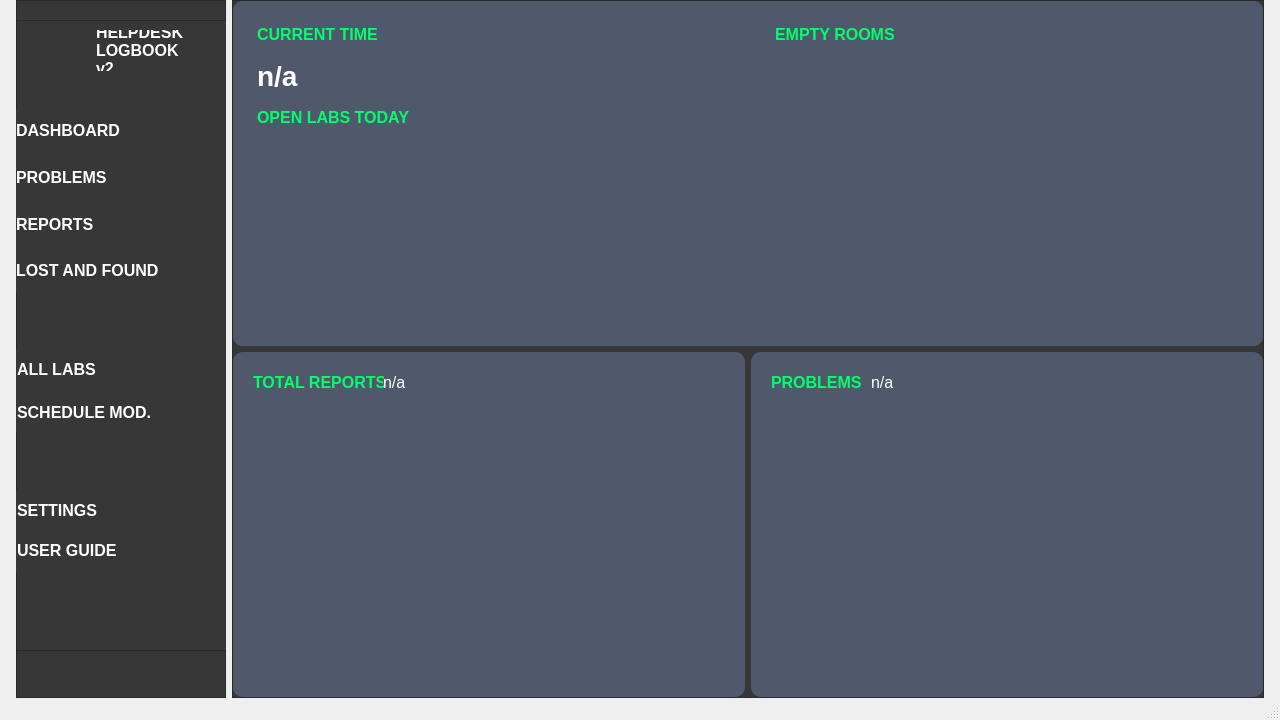
Before: the Qt Designer form logbook_design.ui in Razei/Logbook_v2, drawn with Qt 5.
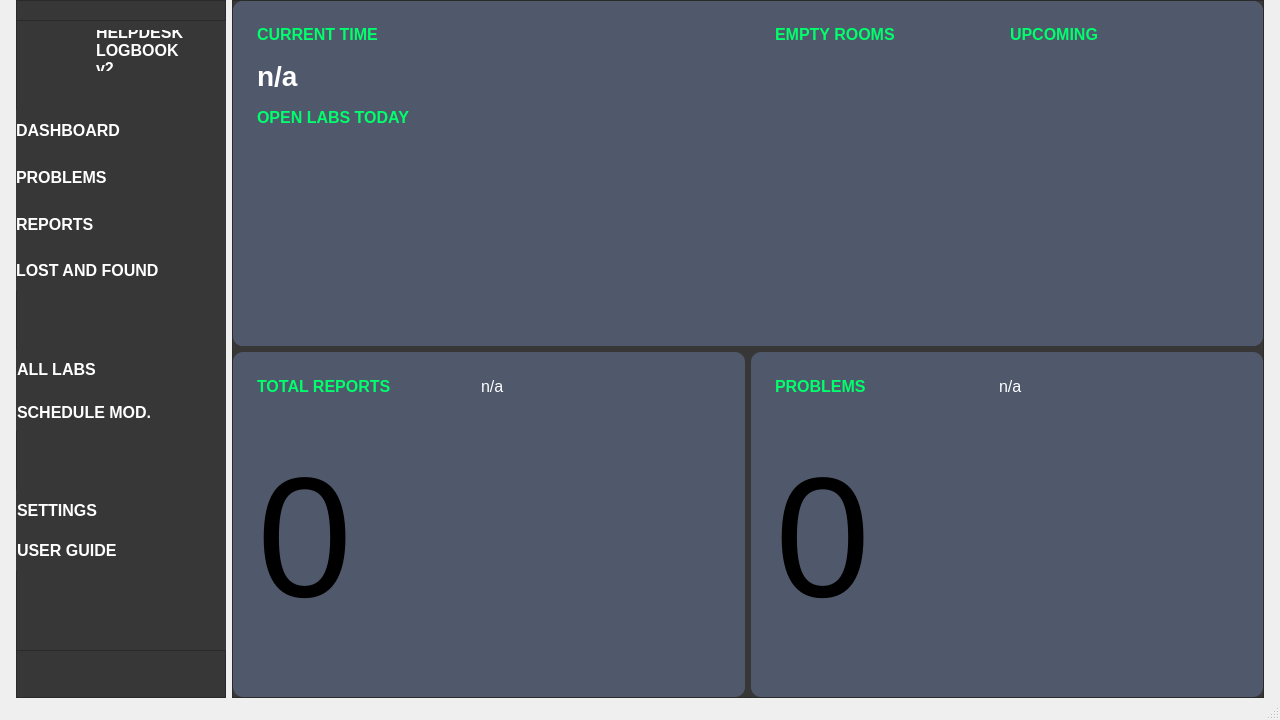
After: the same form once the commit is applied. The open tabs and pages were chosen to show the change. Icons and pictures are not drawn.

Commit message: Added labels for displaying counts and made modifications to layout

The edit to the form file:
```diff
--- a/logbook_design.ui
+++ b/logbook_design.ui
@@ -616,15 +616,57 @@
              <property name="frameShadow">
               <enum>QFrame::Raised</enum>
              </property>
+             <layout class="QGridLayout" name="gridLayout_32">
+              <property name="leftMargin">
+               <number>24</number>
+              </property>
+              <property name="topMargin">
+               <number>24</number>
+              </property>
+              <property name="rightMargin">
+               <number>24</number>
+              </property>
+              <property name="bottomMargin">
+               <number>24</number>
+              </property>
+              <item row="3" column="1">
+               <widget class="QLabel" name="labelCurrentDate">
+                <property name="font">
+                 <font>
+                  <family>Segoe UI</family>
+                  <pointsize>12</pointsize>
+                  <weight>50</weight>
+                  <bold>false</bold>
+                 </font>
+                </property>
+                <property name="cursor">
+                 <cursorShape>ArrowCursor</cursorShape>
+                </property>
+                <property name="accessibleDescription">
+                 <string>normalLabel</string>
+                </property>
+                <property name="styleSheet">
+                 <string notr="true">color: rgb(255, 255, 255);</string>
+                </property>
+                <property name="text">
+                 <string>n/a</string>
+                </property>
+                <property name="scaledContents">
+                 <bool>true</bool>
+                </property>
+                <property name="alignment">
+                 <set>Qt::AlignLeading|Qt::AlignLeft|Qt::AlignVCenter</set>
+                </property>
+                <property name="openExternalLinks">
+                 <bool>false</bool>
+                </property>
+                <property name="textInteractionFlags">
+                 <set>Qt::LinksAccessibleByMouse</set>
+                </property>
+               </widget>
+              </item>
+              <item row="3" column="0">
              <widget class="QLabel" name="labelDashboardTotalReports">
-              <property name="geometry">
-               <rect>
-                <x>20</x>
-                <y>10</y>
-                <width>140</width>
-                <height>40</height>
-               </rect>
-              </property>
               <property name="font">
                <font>
                 <family>Segoe UI</family>
@@ -656,48 +698,55 @@
                <set>Qt::LinksAccessibleByMouse</set>
               </property>
              </widget>
-             <widget class="QLabel" name="labelCurrentDate">
-              <property name="geometry">
-               <rect>
-                <x>150</x>
-                <y>20</y>
-                <width>191</width>
+              </item>
+              <item row="3" column="2">
+               <spacer name="horizontalSpacer_2">
+                <property name="orientation">
+                 <enum>Qt::Horizontal</enum>
+                </property>
+                <property name="sizeHint" stdset="0">
+                 <size>
+                  <width>40</width>
                 <height>20</height>
-               </rect>
+                 </size>
+                </property>
+               </spacer>
+              </item>
+              <item row="4" column="1">
+               <spacer name="verticalSpacer_2">
+                <property name="orientation">
+                 <enum>Qt::Vertical</enum>
+                </property>
+                <property name="sizeHint" stdset="0">
+                 <size>
+                  <width>20</width>
+                  <height>40</height>
+                 </size>
+                </property>
+               </spacer>
+              </item>
+              <item row="4" column="0">
+               <widget class="QLabel" name="labelNumberReports">
+                <property name="sizePolicy">
+                 <sizepolicy hsizetype="Expanding" vsizetype="Expanding">
+                  <horstretch>0</horstretch>
+                  <verstretch>0</verstretch>
+                 </sizepolicy>
               </property>
               <property name="font">
                <font>
-                <family>Segoe UI</family>
-                <pointsize>12</pointsize>
-                <weight>50</weight>
-                <bold>false</bold>
-               </font>
-              </property>
-              <property name="cursor">
-               <cursorShape>ArrowCursor</cursorShape>
-              </property>
+                  <pointsize>128</pointsize>
+                 </font>
+                </property>
               <property name="accessibleDescription">
-               <string>normalLabel</string>
-              </property>
-              <property name="styleSheet">
-               <string notr="true">color: rgb(255, 255, 255);</string>
+                 <string>LCDNumber</string>
               </property>
               <property name="text">
-               <string>n/a</string>
-              </property>
-              <property name="scaledContents">
-               <bool>true</bool>
-              </property>
-              <property name="alignment">
-               <set>Qt::AlignLeading|Qt::AlignLeft|Qt::AlignVCenter</set>
-              </property>
-              <property name="openExternalLinks">
-               <bool>false</bool>
-              </property>
-              <property name="textInteractionFlags">
-               <set>Qt::LinksAccessibleByMouse</set>
-              </property>
-             </widget>
+                 <string>0</string>
+                </property>
+               </widget>
+              </item>
+             </layout>
             </widget>
            </item>
            <item row="0" column="0" colspan="2">
@@ -941,6 +990,12 @@
                 <property name="frameShadow">
                  <enum>QFrame::Raised</enum>
                 </property>
+                <property name="lineWidth">
+                 <number>2</number>
+                </property>
+                <property name="midLineWidth">
+                 <number>0</number>
+                </property>
                 <layout class="QGridLayout" name="gridLayout_18">
                  <property name="leftMargin">
                   <number>24</number>
@@ -954,6 +1009,23 @@
                  <property name="bottomMargin">
                   <number>24</number>
                  </property>
+                 <item row="1" column="0">
+                  <widget class="QFrame" name="frameEmptyRooms">
+                   <property name="sizePolicy">
+                    <sizepolicy hsizetype="Expanding" vsizetype="Expanding">
+                     <horstretch>0</horstretch>
+                     <verstretch>0</verstretch>
+                    </sizepolicy>
+                   </property>
+                   <property name="frameShape">
+                    <enum>QFrame::StyledPanel</enum>
+                   </property>
+                   <property name="frameShadow">
+                    <enum>QFrame::Raised</enum>
+                   </property>
+                   <layout class="QGridLayout" name="gridLayout_28"/>
+                  </widget>
+                 </item>
                  <item row="0" column="0">
                   <widget class="QLabel" name="labelDashboard_4">
                    <property name="sizePolicy">
@@ -994,8 +1066,8 @@
                    </property>
                   </widget>
                  </item>
-                 <item row="1" column="0">
-                  <widget class="QFrame" name="frame">
+                 <item row="1" column="1">
+                  <widget class="QFrame" name="frameUpcomingRooms">
                    <property name="sizePolicy">
                     <sizepolicy hsizetype="Expanding" vsizetype="Expanding">
                      <horstretch>0</horstretch>
@@ -1008,7 +1080,47 @@
                    <property name="frameShadow">
                     <enum>QFrame::Raised</enum>
                    </property>
-                   <layout class="QGridLayout" name="gridLayout_28"/>
+                   <layout class="QGridLayout" name="gridLayout_34"/>
+                  </widget>
+                 </item>
+                 <item row="0" column="1">
+                  <widget class="QLabel" name="labelDashboard_5">
+                   <property name="sizePolicy">
+                    <sizepolicy hsizetype="Fixed" vsizetype="Fixed">
+                     <horstretch>0</horstretch>
+                     <verstretch>0</verstretch>
+                    </sizepolicy>
+                   </property>
+                   <property name="font">
+                    <font>
+                     <family>Segoe UI</family>
+                     <pointsize>12</pointsize>
+                     <weight>75</weight>
+                     <bold>true</bold>
+                    </font>
+                   </property>
+                   <property name="cursor">
+                    <cursorShape>ArrowCursor</cursorShape>
+                   </property>
+                   <property name="accessibleDescription">
+                    <string>titleLabel</string>
+                   </property>
+                   <property name="styleSheet">
+                    <string notr="true">
+	color: rgb(0, 255, 108);</string>
+                   </property>
+                   <property name="text">
+                    <string>UPCOMING</string>
+                   </property>
+                   <property name="scaledContents">
+                    <bool>true</bool>
+                   </property>
+                   <property name="openExternalLinks">
+                    <bool>false</bool>
+                   </property>
+                   <property name="textInteractionFlags">
+                    <set>Qt::LinksAccessibleByMouse</set>
+                   </property>
                   </widget>
                  </item>
                 </layout>
@@ -1038,57 +1150,21 @@
              <property name="frameShadow">
               <enum>QFrame::Raised</enum>
              </property>
-             <widget class="QLabel" name="labelCurrentDate2">
-              <property name="geometry">
-               <rect>
-                <x>120</x>
-                <y>20</y>
-                <width>191</width>
-                <height>20</height>
-               </rect>
+             <layout class="QGridLayout" name="gridLayout_30">
+              <property name="leftMargin">
+               <number>24</number>
               </property>
-              <property name="font">
-               <font>
-                <family>Segoe UI</family>
-                <pointsize>12</pointsize>
-                <weight>50</weight>
-                <bold>false</bold>
-               </font>
+              <property name="topMargin">
+               <number>24</number>
               </property>
-              <property name="cursor">
-               <cursorShape>ArrowCursor</cursorShape>
+              <property name="rightMargin">
+               <number>24</number>
               </property>
-              <property name="accessibleDescription">
-               <string>normalLabel</string>
+              <property name="bottomMargin">
+               <number>24</number>
               </property>
-              <property name="styleSheet">
-               <string notr="true">color: rgb(255, 255, 255);</string>
-              </property>
-              <property name="text">
-               <string>n/a</string>
-              </property>
-              <property name="scaledContents">
-               <bool>true</bool>
-              </property>
-              <property name="alignment">
-               <set>Qt::AlignLeading|Qt::AlignLeft|Qt::AlignVCenter</set>
-              </property>
-              <property name="openExternalLinks">
-               <bool>false</bool>
-              </property>
-              <property name="textInteractionFlags">
-               <set>Qt::LinksAccessibleByMouse</set>
-              </property>
-             </widget>
+              <item row="0" column="0">
              <widget class="QLabel" name="labelDashboardProblems">
-              <property name="geometry">
-               <rect>
-                <x>20</x>
-                <y>10</y>
-                <width>91</width>
-                <height>40</height>
-               </rect>
-              </property>
               <property name="font">
                <font>
                 <family>Segoe UI</family>
@@ -1120,6 +1196,78 @@
                <set>Qt::LinksAccessibleByMouse</set>
               </property>
              </widget>
+              </item>
+              <item row="0" column="2">
+               <spacer name="horizontalSpacer">
+                <property name="orientation">
+                 <enum>Qt::Horizontal</enum>
+                </property>
+                <property name="sizeHint" stdset="0">
+                 <size>
+                  <width>40</width>
+                  <height>20</height>
+                 </size>
+                </property>
+               </spacer>
+              </item>
+              <item row="0" column="1">
+               <widget class="QLabel" name="labelCurrentDate2">
+                <property name="font">
+                 <font>
+                  <family>Segoe UI</family>
+                  <pointsize>12</pointsize>
+                  <weight>50</weight>
+                  <bold>false</bold>
+                 </font>
+                </property>
+                <property name="cursor">
+                 <cursorShape>ArrowCursor</cursorShape>
+                </property>
+                <property name="accessibleDescription">
+                 <string>normalLabel</string>
+                </property>
+                <property name="styleSheet">
+                 <string notr="true">color: rgb(255, 255, 255);</string>
+                </property>
+                <property name="text">
+                 <string>n/a</string>
+                </property>
+                <property name="scaledContents">
+                 <bool>true</bool>
+                </property>
+                <property name="alignment">
+                 <set>Qt::AlignLeading|Qt::AlignLeft|Qt::AlignVCenter</set>
+                </property>
+                <property name="openExternalLinks">
+                 <bool>false</bool>
+                </property>
+                <property name="textInteractionFlags">
+                 <set>Qt::LinksAccessibleByMouse</set>
+                </property>
+               </widget>
+              </item>
+              <item row="1" column="0">
+               <widget class="QLabel" name="labelNumberProblems">
+                <property name="sizePolicy">
+                 <sizepolicy hsizetype="Expanding" vsizetype="Expanding">
+                  <horstretch>0</horstretch>
+                  <verstretch>0</verstretch>
+                 </sizepolicy>
+                </property>
+                <property name="font">
+                 <font>
+                  <pointsize>128</pointsize>
+                 </font>
+                </property>
+                <property name="accessibleDescription">
+                 <string>LCDNumber</string>
+                </property>
+                <property name="text">
+                 <string>0</string>
+                </property>
+               </widget>
+              </item>
+             </layout>
             </widget>
            </item>
           </layout>
```
Left out of the diff: 14 changed lines with no effect on the pictures. Lines whose indentation alone changed are shown as unchanged.
